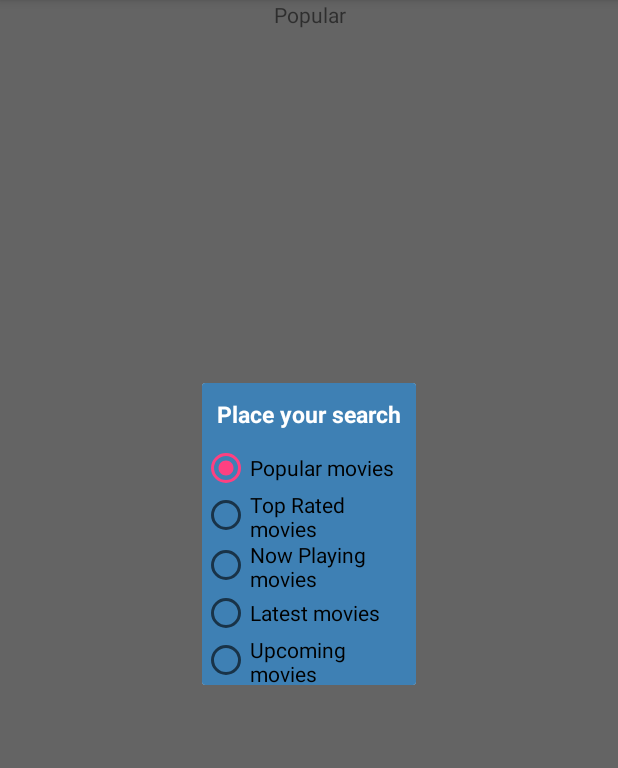
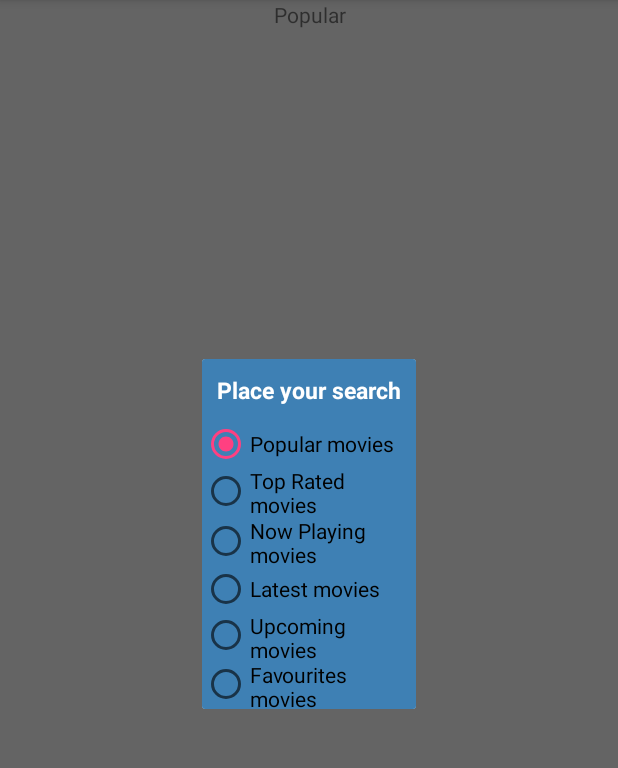
Before and after one commit to XavierJordaMurria/Les-Pel-l-cules, an Android app: the screen it shows after launch (MainActivity), in the options menu, after a tap on "Search", on a phone screen of 412 x 824 dp, the part 84-852 px from its top. Run offline under Robolectric (Android 15) with nearby library versions, the phone set to English and light mode, and no system bars; our stand-ins replace Picasso; libraries missing offline, so code that uses them is left out: com.facebook.stetho; pictures from the network do not load; 1 statement that could not run was skipped.

```diff
--- a/app/src/main/java/cat/jorda/xavier/lespellicules/MainApplication.java
+++ b/app/src/main/java/cat/jorda/xavier/lespellicules/MainApplication.java
@@ -19,6 +19,7 @@ public class MainApplication extends Application
     private static MainApplication singleton;
 
     public List<MovieInfo> mMoviesSArray = new ArrayList<>();
+    public List<MovieInfo> mMovFavList = new ArrayList<>();
 
     public static MainApplication getInstance()
     {
--- a/app/src/main/java/cat/jorda/xavier/lespellicules/data/MoviesProvider.java
+++ b/app/src/main/java/cat/jorda/xavier/lespellicules/data/MoviesProvider.java
@@ -16,6 +16,7 @@ import android.net.Uri;
 
 public class MoviesProvider extends ContentProvider
 {
+    private static final String TAG = "MoviesProvider";
     private static final String LOG_TAG = MoviesProvider.class.getSimpleName();
     private static final UriMatcher sUriMatcher = buildUriMatcher();
     private PeliculesDB mOpenHelper;
@@ -110,6 +111,8 @@ public class MoviesProvider extends ContentProvider
     @Override
     public Uri insert(Uri uri, ContentValues values)
     {
+        Log.d(TAG, "insert");
+
         final SQLiteDatabase db = mOpenHelper.getWritableDatabase();
         Uri returnUri;
 
@@ -139,6 +142,8 @@ public class MoviesProvider extends ContentProvider
     @Override
     public int delete(Uri uri, String selection, String[] selectionArgs)
     {
+        Log.d(TAG, "delete");
+
         final SQLiteDatabase db = mOpenHelper.getWritableDatabase();
         final int match = sUriMatcher.match(uri);
         int numDeleted;
--- a/app/src/main/java/cat/jorda/xavier/lespellicules/util/Constants.java
+++ b/app/src/main/java/cat/jorda/xavier/lespellicules/util/Constants.java
@@ -37,7 +37,7 @@ public class Constants
      * Get your onw key from the following link
      * https://www.themoviedb.org/?_dc=1481275050
      */
-    public static final String TMDB_KEY = "your key";
+    public static final String TMDB_KEY = "your_key";
     public static final String TMDB_BASE_URL = "https://api.themoviedb.org/3/movie/";
     public static final String TMDB_BASE_IMG_URL = "http://image.tmdb.org/t/p/w500//";
 
@@ -95,6 +95,7 @@ public class Constants
      * Intent Key for starting movieDetailActivity
      */
     public static final String MOVIE_POSTER_POSITION = "movie_poster_position";
+    public static final String MOVIE_LIST = "movie_list";
 
     /**
      * Movies Types Names
@@ -104,5 +105,6 @@ public class Constants
     public static final String NOW_PLAYING  = "Now Playing";
     public static final String LATEST       = "Latest";
     public static final String UPCOMING     = "Upcoming";
+    public static final String FAVOURITES     = "Favourites";
 
 }
--- a/app/src/main/java/cat/jorda/xavier/lespellicules/util/CustomDialogBox.java
+++ b/app/src/main/java/cat/jorda/xavier/lespellicules/util/CustomDialogBox.java
@@ -120,6 +120,9 @@ public class CustomDialogBox extends DialogFragment implements  RadioGroup.OnChe
             case R.id.upcoming_type:
                 mCallback.onMoviesTChanged(MovieSearchTypes.UPCOMING);
                 break;
+            case R.id.favourite_type:
+                mCallback.onMoviesTChanged(MovieSearchTypes.FAVOURITES);
+                break;
         }
 
         handler.postDelayed(new MyDismissRunnable(this), 1000);
--- a/app/src/main/res/layout/custom_dialog_box.xml
+++ b/app/src/main/res/layout/custom_dialog_box.xml
@@ -57,6 +57,13 @@
                 android:layout_height="wrap_content"
                 android:id="@+id/upcoming_type"
                 android:layout_weight="1" />
+
+        <RadioButton
+            android:text="@string/search_switch_favourites"
+            android:layout_width="wrap_content"
+            android:layout_height="wrap_content"
+            android:id="@+id/favourite_type"
+            android:layout_weight="1" />
     </RadioGroup>
 
 
--- a/app/src/main/res/menu/menu.xml
+++ b/app/src/main/res/menu/menu.xml
@@ -10,7 +10,4 @@
     <item
         android:id="@+id/search"
         android:title="Search"/>
-    <item
-        android:id="@+id/favourites"
-        android:title="Favourites"/>
 </menu>
--- a/app/src/main/res/values/strings.xml
+++ b/app/src/main/res/values/strings.xml
@@ -10,6 +10,7 @@
     <string name="search_switch_nowPlaying">Now Playing movies</string>
     <string name="search_switch_latest">Latest movies</string>
     <string name="search_switch_upcoming">Upcoming movies</string>
+    <string name="search_switch_favourites">Favourites movies</string>
 
     <string name="trailers">Trailes</string>
     <string name="reviews">Reviews</string>
```
Also changed, not shown: app/src/main/java/cat/jorda/xavier/lespellicules/MainActivity.java (+54 -9 lines), app/src/main/java/cat/jorda/xavier/lespellicules/MovieSearchTypes.java (+22 -17 lines), app/src/main/java/cat/jorda/xavier/lespellicules/moviedetails/MovieDetailActivity.java (+54 -11 lines), app/src/main/java/cat/jorda/xavier/lespellicules/moviedetails/MovieInfo.java (+19 -1 lines), app/src/main/res/drawable/fav_start_1.png.
